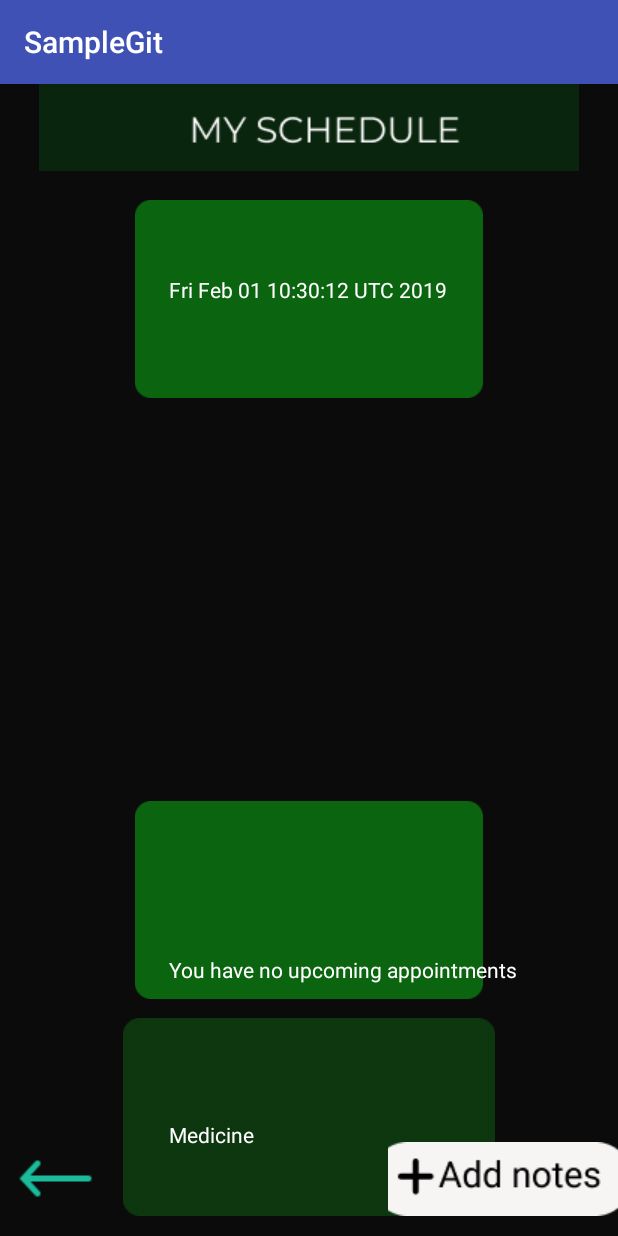
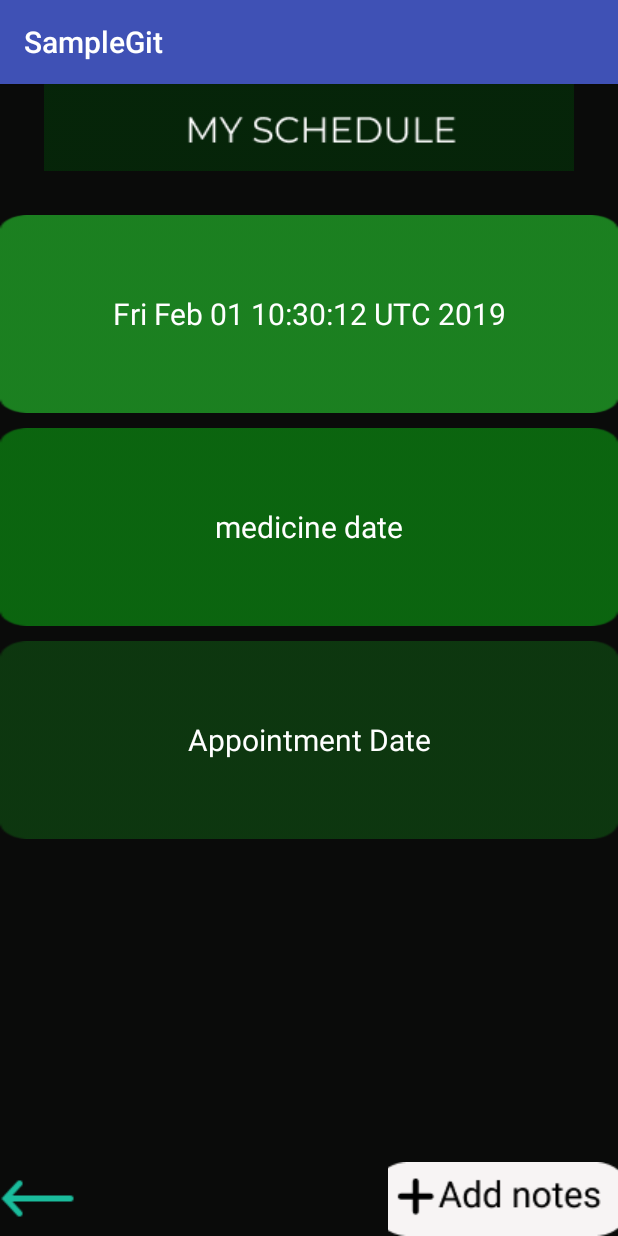
Before and after one commit to Tejanojereh/SampleGit, an Android app: the My_Schedule_Patient screen opened directly, with no data from a screen before it, on a phone screen of 412 x 824 dp. Run offline under Robolectric (Android 15) with nearby library versions, the phone set to English and light mode, and no system bars; 1 statement that could not run was skipped.

Commit message:
Merge branch 'master' of https://github.com/Tejanojereh/SampleGit
# Conflicts:
#	app/src/main/java/com/example/android/samplegit/MainActivity.java
#	app/src/main/java/com/example/android/samplegit/My_Schedule_Patient.java

```diff
--- a/app/src/main/java/com/example/android/samplegit/Add_Sputum_Exam.java
+++ b/app/src/main/java/com/example/android/samplegit/Add_Sputum_Exam.java
@@ -111,8 +111,7 @@ public class Add_Sputum_Exam extends AppCompatActivity implements View.OnClickLi
 //            String line ="";
             String[] toReturn = null; int len =0;
             inputstream = httpresponse.getEntity().getContent();
-            //toReturn = new String[inputstream.available()]; //get the length. do it before reading the stream
-            //bufferedreader = new BufferedReader(new InputStreamReader(inputstream));
+
             data = new byte[256];
             stringbuffer = new StringBuffer();
             while (-1 != (len = inputstream.read(data))) {
--- a/app/src/main/res/layout/activity_main.xml
+++ b/app/src/main/res/layout/activity_main.xml
@@ -10,7 +10,7 @@
 
     <ImageView
         android:id="@+id/imageView"
-        android:layout_width="wrap_content"
+        android:layout_width="fill_parent"
         android:layout_height="wrap_content"
         android:layout_alignParentEnd="true"
         android:layout_alignParentTop="true"
--- a/app/src/main/res/layout/activity_my_schedule_patient.xml
+++ b/app/src/main/res/layout/activity_my_schedule_patient.xml
@@ -14,93 +14,97 @@
         android:layout_alignParentStart="true"
         android:layout_alignParentTop="true"
         android:textColor="@android:color/white"
-
         app:srcCompat="@drawable/myschedule_title" />
 
-    <ImageView
-        android:id="@+id/txtdate"
-        android:layout_width="fill_parent"
-        android:layout_height="132dp"
+    <LinearLayout
+        android:layout_width="match_parent"
+        android:layout_height="match_parent"
+        android:layout_alignParentStart="true"
         android:layout_alignParentTop="true"
-        android:layout_centerHorizontal="true"
-        android:layout_marginTop="77dp"
+        android:orientation="vertical">
 
-        android:textColor="@android:color/white"
-        app:srcCompat="@drawable/container_2" />
+        <TextView
+            android:id="@+id/daa"
+            android:layout_width="match_parent"
+            android:layout_height="wrap_content"
+            android:layout_marginTop="33dp"
+            android:gravity="center_horizontal"
 
-    <ImageView
-        android:id="@+id/txtappt"
-        android:layout_width="fill_parent"
-        android:layout_height="132dp"
-        android:layout_alignParentBottom="true"
-        android:layout_alignStart="@+id/txtdate"
-        android:layout_marginBottom="158dp"
-        android:textColor="@android:color/white"
-        android:layout_alignBottom="@+id/txtintake"
-        app:srcCompat="@drawable/container_2" />
+            android:textAllCaps="true"
+            android:textSize="21sp" />
 
-    <ImageView
-        android:id="@+id/txtintake"
-        android:layout_width="fill_parent"
-        android:layout_height="132dp"
-        android:layout_alignParentBottom="true"
-        android:layout_alignStart="@+id/txtdate"
-        android:layout_marginBottom="13dp"
-        android:textColor="@android:color/white"
-        app:srcCompat="@drawable/container_3" />
+        <Space
+            android:layout_width="match_parent"
+            android:layout_height="25dp" />
 
-    <TextView
-        android:id="@+id/appointment_date"
-        android:layout_width="wrap_content"
-        android:layout_height="wrap_content"
-        android:layout_alignParentBottom="true"
-        android:layout_alignStart="@+id/date"
-        android:layout_marginBottom="168dp"
-        android:textColor="@android:color/white"
-        android:text="You have no upcoming appointments"
-        tools:textSize="30sp" />
+        <!--<ImageView-->
+        <!--android:id="@+id/imageView10"-->
+        <!--android:layout_width="fill_parent"-->
+        <!--android:layout_height="132dp"-->
+        <!--android:layout_alignParentTop="true"-->
+        <!--android:layout_centerHorizontal="true"-->
+        <!--android:textColor="@android:color/white"-->
+        <!--app:srcCompat="@drawable/containter_1" />-->
 
-    <TextView
-        android:id="@+id/medicine_date"
-        android:layout_width="wrap_content"
-        android:layout_height="wrap_content"
+        <TextView
+            android:id="@+id/date"
+            android:layout_width="fill_parent"
+            android:layout_height="132dp"
+            android:gravity="center"
+            android:textColor="@android:color/white"
+            android:background="@drawable/containter_1"
+            android:text="Date"
+            android:textSize="20sp" />
 
-        android:layout_alignParentBottom="true"
-        android:layout_alignStart="@+id/appointment_date"
-        android:layout_marginBottom="58dp"
-        android:textColor="@android:color/white"
-        android:text="Medicine"
-        tools:textSize="30sp" />
+        <Space
+            android:layout_width="match_parent"
+            android:layout_height="10dp" />
 
-    <TextView
-        android:id="@+id/date"
-        android:layout_width="wrap_content"
-        android:layout_height="wrap_content"
 
-        android:layout_alignParentTop="true"
-        android:layout_centerHorizontal="true"
-        android:layout_marginTop="127dp"
-        android:text="Date today"
-        android:textColor="@android:color/white"
-        tools:textSize="30sp" />
+        <TextView
+            android:id="@+id/medicine_date"
+            android:layout_width="fill_parent"
+            android:layout_height="132dp"
+            android:gravity="center"
+            android:textColor="@android:color/white"
+            android:background="@drawable/container_2"
+            android:text="medicine date"
+            android:textSize="20sp"/>
+
+        <Space
+            android:layout_width="match_parent"
+            android:layout_height="10dp" />
+
+
+        <TextView
+            android:id="@+id/appointment_date"
+            android:layout_width="fill_parent"
+            android:layout_height="132dp"
+            android:background="@drawable/container_3"
+            android:gravity="center"
+            android:text="Appointment Date"
+            android:textColor="@android:color/white"
+            android:textSize="20sp" />
+
+
+    </LinearLayout>
 
 
     <ImageButton
         android:id="@+id/addnote"
         android:layout_width="153dp"
         android:layout_height="wrap_content"
-        android:layout_alignBottom="@+id/txtintake"
+        android:layout_alignParentBottom="true"
         android:layout_alignParentEnd="true"
-        app:srcCompat="@drawable/addnotes"
-        android:background="@android:color/transparent"/>
+        android:background="@android:color/transparent"
+        app:srcCompat="@drawable/addnotes" />
 
     <ImageButton
         android:id="@+id/btn_back"
         android:layout_width="wrap_content"
         android:layout_height="wrap_content"
-        android:layout_alignBottom="@+id/txtintake"
+        android:layout_alignParentBottom="true"
         android:layout_alignParentStart="true"
-        android:layout_marginStart="12dp"
         android:background="@android:color/transparent"
         app:srcCompat="@drawable/btn_back" />
 
```
Also changed, not shown: app/src/main/res/drawable/myschedule_title.png.
